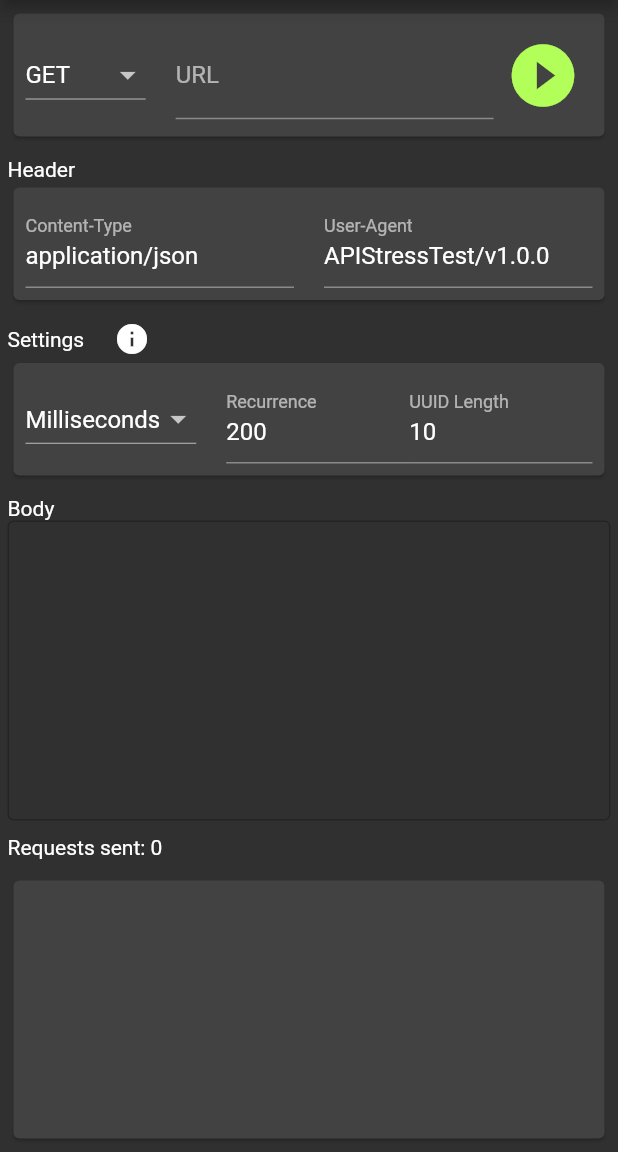
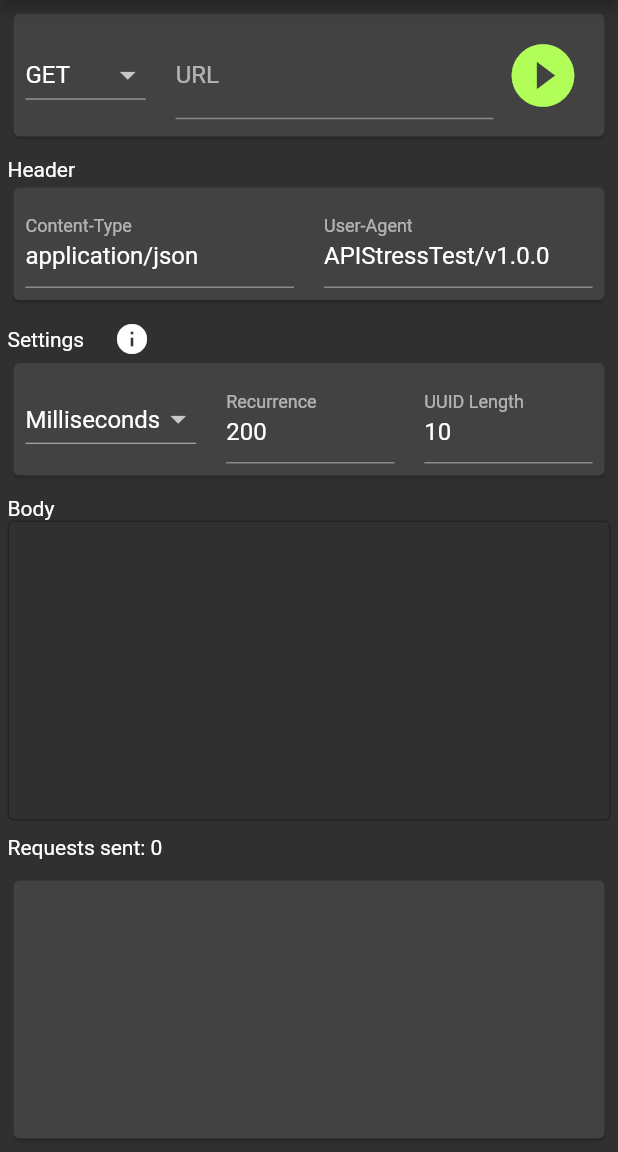
Before and after one commit to Pat992/api_stress_tester, a Flutter app: the screen it shows after launch, on a phone screen of 412 x 824 dp, the part 84-1236 px from its top. Run offline on Flutter 3.47's test engine with Material 2 defaults, Android fonts, the light colour scheme and no system bars; missing offline and left inert: window_size.

Commit message:
updated style

```diff
--- a/lib/main.dart
+++ b/lib/main.dart
@@ -274,6 +274,7 @@ class _MainPageState extends State<MainPage> {
                         onChanged: (val) => _time = int.tryParse(val) ?? 0,
                       ),
                     ),
+                    const SizedBox(width: 20),
                     Expanded(
                       child: TextFormField(
                         decoration:
```
